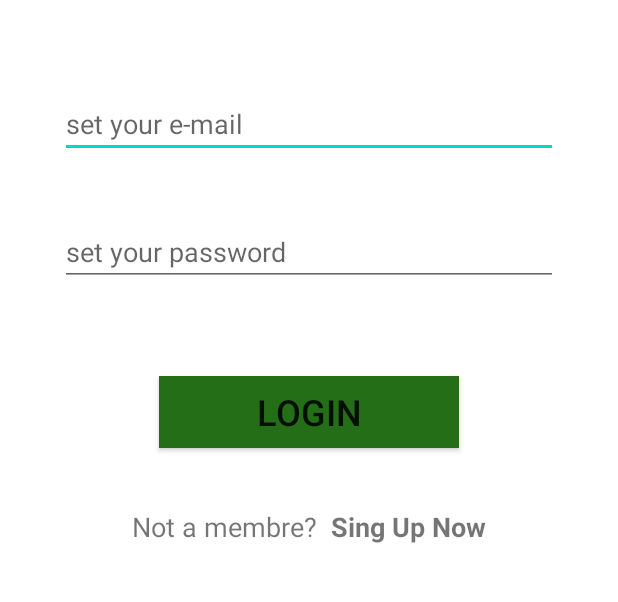
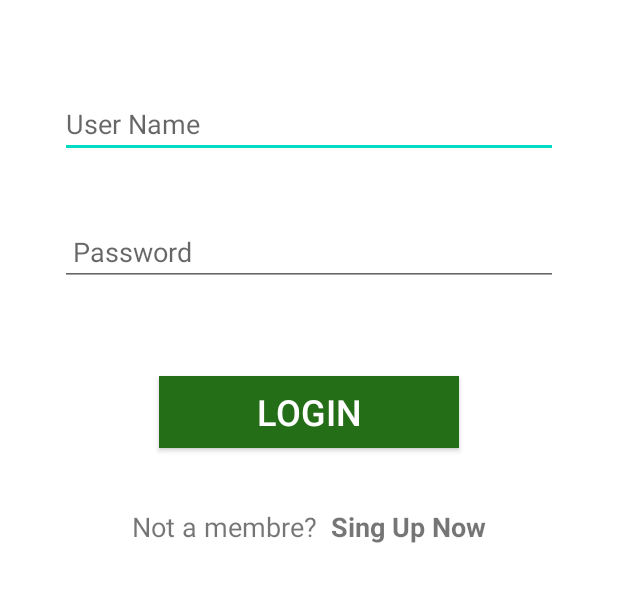
Before and after one commit to medalida/crisis_app, an Android app: the login screen opened directly, with no data from a screen before it, on a phone screen of 412 x 824 dp, the part 368-970 px from its top. Run offline under Robolectric (Android 15) with nearby library versions, the phone set to English and light mode, and no system bars.

Commit message:
fixing errors

```diff
--- a/app/src/main/AndroidManifest.xml
+++ b/app/src/main/AndroidManifest.xml
@@ -13,6 +13,9 @@
         <activity
             android:name=".regester"
             android:label="@string/title_activity_regester" />
+        <activity
+        android:name=".homevolunteer"
+        android:label="@string/title_activity_regester" />
         <activity
             android:name=".face"
             android:label="@string/title_activity_face">
--- a/app/src/main/java/com/example/crisis/login.java
+++ b/app/src/main/java/com/example/crisis/login.java
@@ -5,8 +5,12 @@ import androidx.appcompat.app.AppCompatActivity;
 import android.content.Intent;
 import android.os.Bundle;
 import android.view.View;
+import android.widget.TextView;
 
 public class login extends AppCompatActivity {
+
+
+    private static final String USERNAME = "username";
 
     @Override
     protected void onCreate(Bundle savedInstanceState) {
@@ -19,8 +23,10 @@ public class login extends AppCompatActivity {
 
     }
     public void login(View v){
+        TextView user = (TextView) findViewById(R.id.username);
+        String username = user.getText().toString();
         Intent intent = new Intent(this, homevolunteer.class);
+        intent.putExtra(homevolunteer.USERNAME, username);
         startActivity(intent);
-
     }
 }
--- a/app/src/main/res/layout/activity_login.xml
+++ b/app/src/main/res/layout/activity_login.xml
@@ -28,12 +28,12 @@
             android:layout_weight="4">
 
             <EditText
-                android:id="@+id/editText"
+                android:id="@+id/username"
                 android:layout_width="match_parent"
                 android:layout_height="wrap_content"
                 android:layout_margin="20dp"
                 android:ems="10"
-                android:hint="set your e-mail"
+                android:hint="User Name"
                 android:inputType="textEmailAddress" />
 
             <EditText
@@ -42,7 +42,7 @@
                 android:layout_height="wrap_content"
                 android:layout_margin="20dp"
                 android:ems="10"
-                android:hint="set your password"
+                android:hint=" Password"
                 android:inputType="textPassword" />
 
 
@@ -56,7 +56,8 @@
                 android:gravity="center"
                 android:text="Login"
                 android:textSize="24sp"
-                tools:onClick="login" />
+                android:textColor="@android:color/white"
+                android:onClick="login"/>
 
         <LinearLayout
             android:layout_width="wrap_content"
```
Also changed, not shown: app/src/main/java/com/example/crisis/homevolunteer.java (+9 -1 lines).
